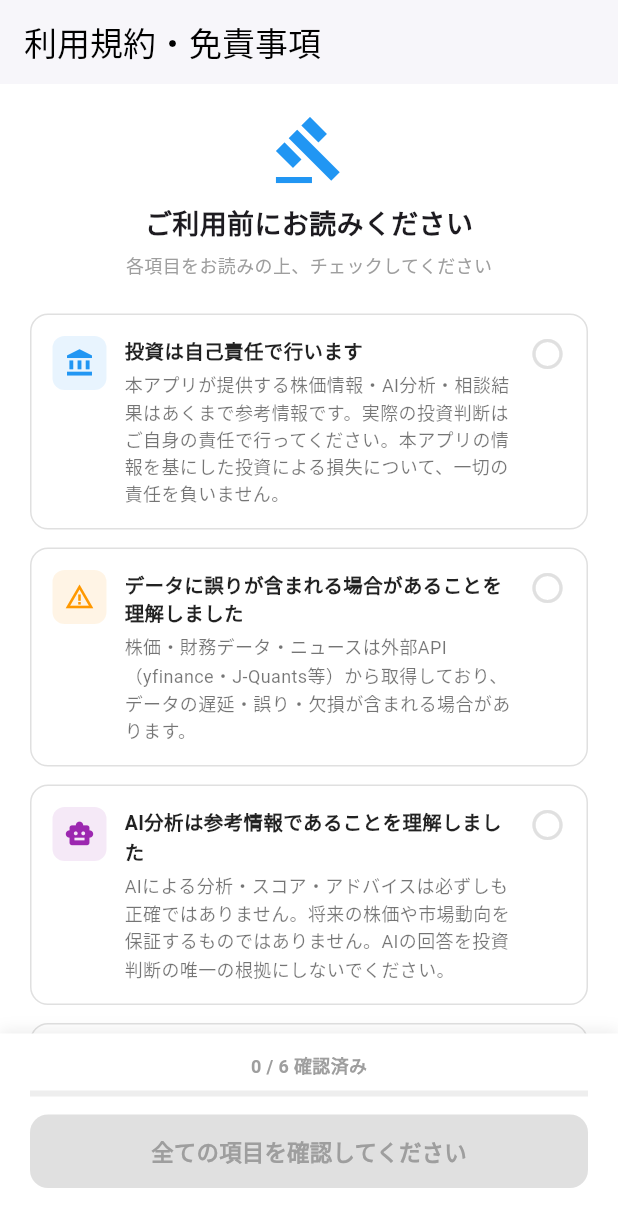
After one commit to mero5/stock_app, a Flutter app: the TermsScreen screen opened directly, on a phone screen of 412 x 824 dp. The commit adds this screen. Shown: the top 1227 px of the screen. Run offline on Flutter 3.47's test engine with Material 3 defaults, Android fonts, the phone set to English and light mode, and no system bars; our stand-ins replace fl_chart, shared_preferences; missing offline and left inert: amplify_auth_cognito, amplify_flutter, candlesticks_plus; accounts and stored records are empty; network calls fail.

Commit message:
利用規約追加

```diff
--- a/lib/screens/home_screen.dart
+++ b/lib/screens/home_screen.dart
@@ -490,6 +490,11 @@ class _HomeScreenState extends State<HomeScreen> {
               tooltip: '銘柄を追加',
               onPressed: () async {
                 print('🔍 プラスボタン押された');
+                // 編集モードをリセット
+                setState(() {
+                  _editMode = false;
+                  _selectedCodes = [];
+                });
                 await Navigator.push(
                   context,
                   MaterialPageRoute(
--- a/lib/screens/login_screen.dart
+++ b/lib/screens/login_screen.dart
@@ -2,6 +2,8 @@ import 'package:flutter/material.dart';
 import 'package:amplify_flutter/amplify_flutter.dart';
 import '../services/auth_service.dart';
 import 'home_screen.dart';
+import 'package:shared_preferences/shared_preferences.dart';
+import 'terms_screen.dart';
 
 class LoginScreen extends StatefulWidget {
   const LoginScreen({super.key});
@@ -57,10 +59,20 @@ class _LoginScreenState extends State<LoginScreen> {
         passwordController.text,
       );
       if (success) {
-        Navigator.pushReplacement(
-          context,
-          MaterialPageRoute(builder: (_) => const HomeScreen()),
-        );
+        // 利用規約同意済みかチェック
+        final prefs = await SharedPreferences.getInstance();
+        final agreed = prefs.getBool('terms_agreed') ?? false;
+
+        if (mounted) {
+          Navigator.pushReplacement(
+            context,
+            MaterialPageRoute(
+              builder: (_) => agreed
+                  ? const HomeScreen()
+                  : const TermsScreen(), // ← 未同意なら利用規約画面へ
+            ),
+          );
+        }
       }
     } catch (e) {
       ScaffoldMessenger.of(
--- /dev/null
+++ b/lib/screens/terms_screen.dart
@@ -0,0 +1,292 @@
+import 'package:flutter/material.dart';
+import 'package:shared_preferences/shared_preferences.dart';
+import 'home_screen.dart';
+
+class TermsScreen extends StatefulWidget {
+  const TermsScreen({super.key});
+
+  @override
+  State<TermsScreen> createState() => _TermsScreenState();
+}
+
+class _TermsScreenState extends State<TermsScreen> {
+  // 各項目のチェック状態
+  final Map<String, bool> _checks = {
+    'investment': false,
+    'accuracy': false,
+    'ai': false,
+    'holiday': false,
+    'service': false,
+    'privacy': false,
+  };
+  bool _isLoading = false;
+
+  // 全部チェックされているか
+  bool get _allChecked => _checks.values.every((v) => v);
+
+  Future<void> _agree() async {
+    if (!_allChecked) return;
+    setState(() => _isLoading = true);
+    final prefs = await SharedPreferences.getInstance();
+    await prefs.setBool('terms_agreed', true);
+    if (mounted) {
+      Navigator.pushReplacement(
+        context,
+        MaterialPageRoute(builder: (_) => const HomeScreen()),
+      );
+    }
+  }
+
+  @override
+  Widget build(BuildContext context) {
+    return Scaffold(
+      backgroundColor: Colors.white,
+      appBar: AppBar(
+        title: const Text('利用規約・免責事項'),
+        backgroundColor: Colors.white,
+        foregroundColor: Colors.black,
+        elevation: 1,
+        automaticallyImplyLeading: false,
+      ),
+      body: Column(
+        children: [
+          Expanded(
+            child: SingleChildScrollView(
+              padding: const EdgeInsets.all(20),
+              child: Column(
+                crossAxisAlignment: CrossAxisAlignment.start,
+                children: [
+                  const Center(
+                    child: Icon(Icons.gavel, size: 48, color: Colors.blue),
+                  ),
+                  const SizedBox(height: 12),
+                  const Center(
+                    child: Text(
+                      'ご利用前にお読みください',
+                      style: TextStyle(
+                        fontSize: 18,
+                        fontWeight: FontWeight.bold,
+                      ),
+                    ),
+                  ),
+                  const SizedBox(height: 6),
+                  const Center(
+                    child: Text(
+                      '各項目をお読みの上、チェックしてください',
+                      style: TextStyle(fontSize: 12, color: Colors.grey),
+                    ),
+                  ),
+                  const SizedBox(height: 24),
+
+                  _termItem(
+                    key: 'investment',
+                    icon: Icons.account_balance,
+                    color: Colors.blue,
+                    title: '投資は自己責任で行います',
+                    body:
+                        '本アプリが提供する株価情報・AI分析・相談結果はあくまで参考情報です。実際の投資判断はご自身の責任で行ってください。本アプリの情報を基にした投資による損失について、一切の責任を負いません。',
+                  ),
+                  _termItem(
+                    key: 'accuracy',
+                    icon: Icons.warning_amber,
+                    color: Colors.orange,
+                    title: 'データに誤りが含まれる場合があることを理解しました',
+                    body:
+                        '株価・財務データ・ニュースは外部API（yfinance・J-Quants等）から取得しており、データの遅延・誤り・欠損が含まれる場合があります。',
+                  ),
+                  _termItem(
+                    key: 'ai',
+                    icon: Icons.smart_toy,
+                    color: Colors.purple,
+                    title: 'AI分析は参考情報であることを理解しました',
+                    body:
+                        'AIによる分析・スコア・アドバイスは必ずしも正確ではありません。将来の株価や市場動向を保証するものではありません。AIの回答を投資判断の唯一の根拠にしないでください。',
+                  ),
+                  _termItem(
+                    key: 'holiday',
+                    icon: Icons.calendar_today,
+                    color: Colors.teal,
+                    title: '株価データの遅延および乖離があることを理解しました',
+                    body:
+                        '株価データはyfinanceを通じたYahoo Financeのデータで、約15〜20分の遅延があります。東証の取引時間（平日：前場9:00〜11:30・後場12:30〜15:30）外や土日・祝日・年末年始は前回終値が表示されます。取引開始前（9:00以前）および取引直後の時間帯においては、当日の株価が反映されず、前日の終値等が表示される場合があります。',
+                  ),
+                  _termItem(
+                    key: 'service',
+                    icon: Icons.build,
+                    color: Colors.grey,
+                    title: 'サービスが予告なく変更・停止される場合があることを理解しました',
+                    body:
+                        '本アプリは個人が開発した非公式の投資情報アプリです。金融商品取引業者ではありません。予告なくサービス内容の変更・停止を行う場合があります。',
+                  ),
+                  _termItem(
+                    key: 'privacy',
+                    icon: Icons.lock,
+                    color: Colors.indigo,
+                    title: 'ログイン情報・データの管理方法を理解しました',
+                    body:
+                        'ログイン情報はAWS Cognitoで安全に管理されます。パスワードは暗号化されて保存され、本アプリが直接パスワードを参照することはありません。ウォッチリスト等のデータはAWS DynamoDBに保存されます。',
+                  ),
+
+                  const SizedBox(height: 8),
+                ],
+              ),
+            ),
+          ),
+
+          // 同意ボタン
+          Container(
+            padding: const EdgeInsets.fromLTRB(20, 12, 20, 32),
+            decoration: BoxDecoration(
+              color: Colors.white,
+              boxShadow: [
+                BoxShadow(
+                  color: Colors.black.withOpacity(0.08),
+                  blurRadius: 8,
+                  offset: const Offset(0, -2),
+                ),
+              ],
+            ),
+            child: Column(
+              children: [
+                // 進捗表示
+                Row(
+                  mainAxisAlignment: MainAxisAlignment.center,
+                  children: [
+                    Text(
+                      '${_checks.values.where((v) => v).length} / ${_checks.length} 確認済み',
+                      style: TextStyle(
+                        fontSize: 12,
+                        color: _allChecked ? Colors.blue : Colors.grey,
+                        fontWeight: FontWeight.bold,
+                      ),
+                    ),
+                  ],
+                ),
+                const SizedBox(height: 8),
+                LinearProgressIndicator(
+                  value: _checks.values.where((v) => v).length / _checks.length,
+                  backgroundColor: Colors.grey.shade200,
+                  valueColor: AlwaysStoppedAnimation<Color>(
+                    _allChecked ? Colors.blue : Colors.grey.shade400,
+                  ),
+                ),
+                const SizedBox(height: 12),
+
+                // ボタン
+                SizedBox(
+                  width: double.infinity,
+                  child: ElevatedButton(
+                    onPressed: _allChecked && !_isLoading ? _agree : null,
+                    style: ElevatedButton.styleFrom(
+                      backgroundColor: Colors.blue,
+                      foregroundColor: Colors.white,
+                      disabledBackgroundColor: Colors.grey.shade300,
+                      disabledForegroundColor: Colors.grey.shade500,
+                      padding: const EdgeInsets.symmetric(vertical: 14),
+                      shape: RoundedRectangleBorder(
+                        borderRadius: BorderRadius.circular(12),
+                      ),
+                    ),
+                    child: _isLoading
+                        ? const SizedBox(
+                            width: 20,
+                            height: 20,
+                            child: CircularProgressIndicator(
+                              strokeWidth: 2,
+                              color: Colors.white,
+                            ),
+                          )
+                        : Text(
+                            _allChecked ? '同意してアプリを始める' : '全ての項目を確認してください',
+                            style: const TextStyle(
+                              fontSize: 15,
+                              fontWeight: FontWeight.bold,
+                            ),
+                          ),
+                  ),
+                ),
+              ],
+            ),
+          ),
+        ],
+      ),
+    );
+  }
+
+  Widget _termItem({
+    required String key,
+    required IconData icon,
+    required Color color,
+    required String title,
+    required String body,
+  }) {
+    final checked = _checks[key] ?? false;
+    return GestureDetector(
+      onTap: () => setState(() => _checks[key] = !checked),
+      child: Container(
+        margin: const EdgeInsets.only(bottom: 12),
+        decoration: BoxDecoration(
+          borderRadius: BorderRadius.circular(12),
+          border: Border.all(
+            color: checked ? color : Colors.grey.shade300,
+            width: checked ? 2 : 1,
+          ),
+          color: checked ? color.withOpacity(0.05) : Colors.white,
+        ),
+        child: Padding(
+          padding: const EdgeInsets.all(14),
+          child: Row(
+            crossAxisAlignment: CrossAxisAlignment.start,
+            children: [
+              // アイコン
+              Container(
+                width: 36,
+                height: 36,
+                decoration: BoxDecoration(
+                  color: color.withOpacity(0.1),
+                  borderRadius: BorderRadius.circular(8),
+                ),
+                child: Icon(icon, color: color, size: 20),
+              ),
+              const SizedBox(width: 12),
+
+              // テキスト
+              Expanded(
+                child: Column(
+                  crossAxisAlignment: CrossAxisAlignment.start,
+                  children: [
+                    Text(
+                      title,
+                      style: TextStyle(
+                        fontWeight: FontWeight.bold,
+                        fontSize: 13,
+                        color: checked ? color : Colors.black87,
+                      ),
+                    ),
+                    const SizedBox(height: 4),
+                    Text(
+                      body,
+                      style: const TextStyle(
+                        fontSize: 12,
+                        color: Colors.black54,
+                        height: 1.5,
+                      ),
+                    ),
+                  ],
+                ),
+              ),
+              const SizedBox(width: 8),
+
+              // チェックボックス
+              Icon(
+                checked ? Icons.check_circle : Icons.circle_outlined,
+                color: checked ? color : Colors.grey.shade300,
+                size: 24,
+              ),
+            ],
+          ),
+        ),
+      ),
+    );
+  }
+}
--- a/pubspec.yaml
+++ b/pubspec.yaml
@@ -16,7 +16,7 @@ publish_to: 'none' # Remove this line if you wish to publish to pub.dev
 # https://developer.apple.com/library/archive/documentation/General/Reference/InfoPlistKeyReference/Articles/CoreFoundationKeys.html
 # In Windows, build-name is used as the major, minor, and patch parts
 # of the product and file versions while build-number is used as the build suffix.
-version: 1.0.0+10
+version: 1.0.0+11
 
 environment:
   sdk: ^3.11.0
@@ -39,6 +39,7 @@ dependencies:
   cupertino_icons: ^1.0.8
   candlesticks_plus: 1.0.9
   youtube_explode_dart: ^2.0.0
+  shared_preferences: ^2.2.2
 
 dev_dependencies:
   flutter_test:
```
Also changed, not shown: pubspec.lock, 2 other files.
